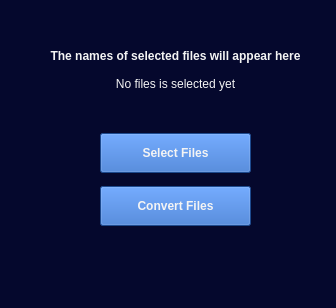
Before: the Qt Designer form braw_to_mov.ui in HappyCthulhu/braw_to_mov, drawn with Qt 5.
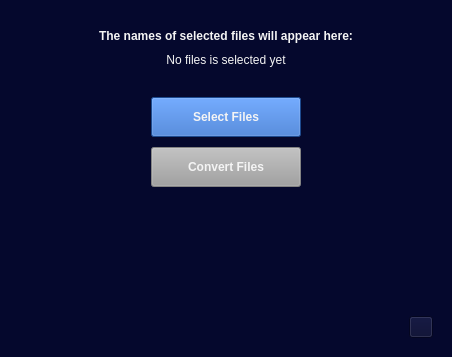
After: the same form once the commit is applied. Icons and pictures are not drawn.

Commit message: Change layouts structure

Diff of the .ui file:
```diff
--- a/braw_to_mov.ui
+++ b/braw_to_mov.ui
@@ -6,8 +6,8 @@
    <rect>
     <x>0</x>
     <y>0</y>
-    <width>336</width>
-    <height>308</height>
+    <width>452</width>
+    <height>357</height>
    </rect>
   </property>
   <property name="mouseTracking">
@@ -26,61 +26,72 @@
    <enum>Qt::ToolButtonIconOnly</enum>
   </property>
   <widget class="QWidget" name="centralwidget">
-   <widget class="QWidget" name="verticalLayoutWidget">
-    <property name="geometry">
-     <rect>
-      <x>0</x>
-      <y>20</y>
-      <width>351</width>
-      <height>81</height>
-     </rect>
-    </property>
-    <layout class="QVBoxLayout" name="labels_layout">
-     <property name="spacing">
-      <number>0</number>
-     </property>
+   <layout class="QGridLayout" name="gridLayout">
+    <item row="4" column="0" rowspan="2">
+     <layout class="QHBoxLayout" name="speaker_layout">
      <property name="topMargin">
-      <number>20</number>
-     </property>
+       <number>0</number>
+      </property>
+      <property name="rightMargin">
+       <number>10</number>
+      </property>
+      <property name="bottomMargin">
+       <number>10</number>
+      </property>
      <item>
-      <widget class="QLabel" name="default_label">
+       <spacer name="speacker_spacer">
+        <property name="orientation">
+         <enum>Qt::Horizontal</enum>
+        </property>
+        <property name="sizeHint" stdset="0">
+         <size>
+          <width>40</width>
+          <height>20</height>
+         </size>
+        </property>
+       </spacer>
+      </item>
+      <item>
+       <widget class="QPushButton" name="speaker_button">
        <property name="maximumSize">
         <size>
-         <width>16777215</width>
+          <width>24</width>
          <height>24</height>
         </size>
        </property>
-       <property name="font">
-        <font>
-         <bold>true</bold>
-        </font>
-       </property>
        <property name="styleSheet">
-        <string notr="true">color: rgb(244, 244, 244);</string>
+         <string notr="true">background-image : url(speaker.png);</string>
        </property>
        <property name="text">
-        <string>The names of selected files will appear here</string>
-       </property>
-       <property name="textFormat">
-        <enum>Qt::AutoText</enum>
-       </property>
-       <property name="scaledContents">
-        <bool>true</bool>
-       </property>
-       <property name="alignment">
-        <set>Qt::AlignCenter</set>
-       </property>
-       <property name="wordWrap">
-        <bool>false</bool>
+         <string/>
        </property>
       </widget>
      </item>
-     <item>
+     </layout>
+    </item>
+    <item row="2" column="0">
+     <layout class="QGridLayout" name="main_layout">
+      <property name="leftMargin">
+       <number>0</number>
+      </property>
+      <property name="topMargin">
+       <number>0</number>
+      </property>
+      <property name="rightMargin">
+       <number>0</number>
+      </property>
+      <property name="bottomMargin">
+       <number>0</number>
+      </property>
+      <property name="verticalSpacing">
+       <number>10</number>
+      </property>
+      <item row="2" column="0">
       <widget class="QLabel" name="files_label">
        <property name="maximumSize">
         <size>
-         <width>16777211</width>
-         <height>24</height>
+          <width>500</width>
+          <height>400</height>
         </size>
        </property>
        <property name="font">
@@ -104,40 +115,16 @@
         <set>Qt::AlignCenter</set>
        </property>
        <property name="wordWrap">
-        <bool>false</bool>
+         <bool>true</bool>
        </property>
       </widget>
      </item>
-    </layout>
-   </widget>
-   <widget class="QWidget" name="gridLayoutWidget">
-    <property name="geometry">
-     <rect>
-      <x>0</x>
-      <y>120</y>
-      <width>351</width>
-      <height>121</height>
-     </rect>
-    </property>
-    <layout class="QGridLayout" name="buttons_layout">
-     <property name="leftMargin">
-      <number>100</number>
-     </property>
-     <property name="rightMargin">
-      <number>100</number>
-     </property>
-     <property name="verticalSpacing">
-      <number>0</number>
-     </property>
      <item row="1" column="0">
-      <widget class="QPushButton" name="convert_button">
-       <property name="enabled">
-        <bool>true</bool>
-       </property>
-       <property name="minimumSize">
+       <widget class="QLabel" name="default_label">
+        <property name="maximumSize">
         <size>
-         <width>150</width>
-         <height>40</height>
+          <width>16777215</width>
+          <height>24</height>
         </size>
        </property>
        <property name="font">
@@ -146,15 +133,63 @@
         </font>
        </property>
        <property name="styleSheet">
-        <string notr="true">background-color: rgb(41, 104, 199);
-color: rgb(244, 244, 244);</string>
+         <string notr="true">color: rgb(244, 244, 244);</string>
        </property>
        <property name="text">
-        <string>Convert Files</string>
+         <string>The names of selected files will appear here:</string>
+        </property>
+        <property name="textFormat">
+         <enum>Qt::AutoText</enum>
+        </property>
+        <property name="scaledContents">
+         <bool>true</bool>
+        </property>
+        <property name="alignment">
+         <set>Qt::AlignCenter</set>
+        </property>
+        <property name="wordWrap">
+         <bool>false</bool>
        </property>
       </widget>
      </item>
+      <item row="7" column="0">
+       <spacer name="top_spacer">
+        <property name="orientation">
+         <enum>Qt::Vertical</enum>
+        </property>
+        <property name="sizeHint" stdset="0">
+         <size>
+          <width>20</width>
+          <height>40</height>
+         </size>
+        </property>
+       </spacer>
+      </item>
      <item row="0" column="0">
+       <spacer name="bottom_spacer">
+        <property name="orientation">
+         <enum>Qt::Vertical</enum>
+        </property>
+        <property name="sizeType">
+         <enum>QSizePolicy::Preferred</enum>
+        </property>
+        <property name="sizeHint" stdset="0">
+         <size>
+          <width>20</width>
+          <height>20</height>
+         </size>
+        </property>
+       </spacer>
+      </item>
+      <item row="3" column="0">
+       <layout class="QGridLayout" name="gridLayout_2">
+        <property name="topMargin">
+         <number>20</number>
+        </property>
+        <property name="verticalSpacing">
+         <number>10</number>
+        </property>
+        <item row="1" column="0">
       <widget class="QPushButton" name="select_button">
        <property name="minimumSize">
         <size>
@@ -162,6 +197,12 @@
          <height>40</height>
         </size>
        </property>
+          <property name="maximumSize">
+           <size>
+            <width>150</width>
+            <height>40</height>
+           </size>
+          </property>
        <property name="font">
         <font>
          <bold>true</bold>
@@ -176,8 +217,60 @@
        </property>
       </widget>
      </item>
-    </layout>
-   </widget>
+        <item row="2" column="0">
+         <widget class="QPushButton" name="convert_button">
+          <property name="enabled">
+           <bool>false</bool>
+          </property>
+          <property name="sizePolicy">
+           <sizepolicy hsizetype="Preferred" vsizetype="Fixed">
+            <horstretch>0</horstretch>
+            <verstretch>0</verstretch>
+           </sizepolicy>
+          </property>
+          <property name="minimumSize">
+           <size>
+            <width>150</width>
+            <height>40</height>
+           </size>
+          </property>
+          <property name="maximumSize">
+           <size>
+            <width>150</width>
+            <height>40</height>
+           </size>
+          </property>
+          <property name="font">
+           <font>
+            <bold>true</bold>
+           </font>
+          </property>
+          <property name="layoutDirection">
+           <enum>Qt::LeftToRight</enum>
+          </property>
+          <property name="autoFillBackground">
+           <bool>false</bool>
+          </property>
+          <property name="styleSheet">
+           <string notr="true">QPushButton {
+	background-color: rgb(41, 104, 199);
+	color: rgb(244, 244, 244);
+}
+QPushButton:disabled {
+	background-color: rgb(159, 159, 159);
+	color: rgb(244, 244, 244);
+}</string>
+          </property>
+          <property name="text">
+           <string>Convert Files</string>
+          </property>
+         </widget>
+        </item>
+       </layout>
+      </item>
+     </layout>
+    </item>
+   </layout>
   </widget>
  </widget>
  <resources/>
```
Lines whose indentation alone changed are shown as unchanged. The commit also changes 1 other file.
